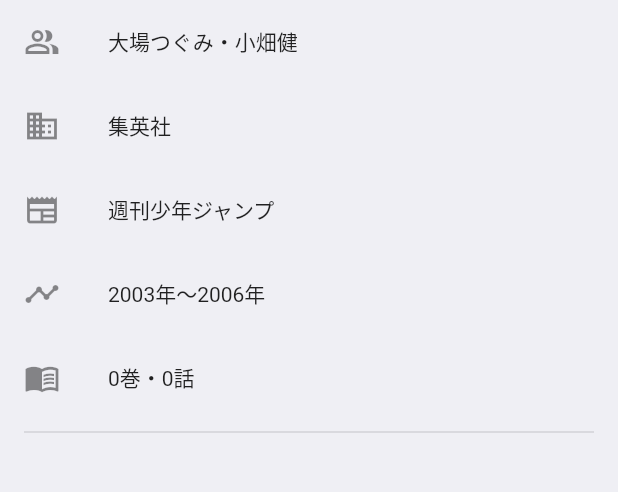
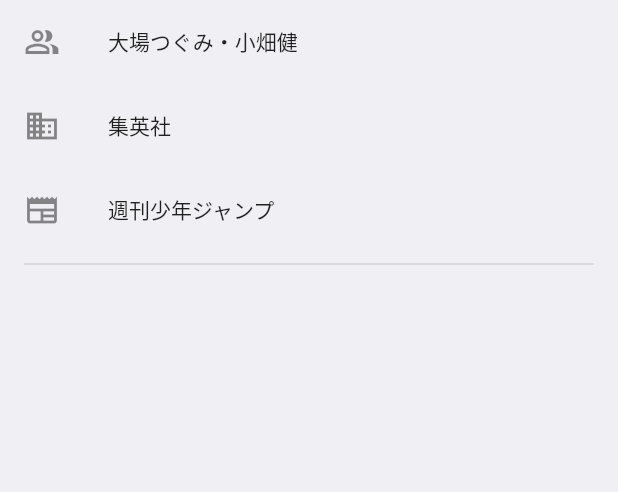
Before and after one commit to 21solclaro/comic-log-app, a Flutter app: the screen it shows after launch, after a tap on the "grid view" icon, after a tap on "DEATH NOTE", on a phone screen of 412 x 824 dp, the part 450-942 px from its top. Run offline on Flutter 3.47's test engine with Material 2 defaults, Android fonts, the phone set to English and light mode, and no system bars; drawn by our look-alikes of flutter_rating_bar, percent_indicator; our stand-ins replace firebase_core, freezed_annotation, hooks_riverpod, settings_ui; accounts and stored records are empty; network calls fail.

Commit message:
delete: 不要コードを削除してアラートを解決

```diff
--- a/lib/widgets/cards/list_card.dart
+++ b/lib/widgets/cards/list_card.dart
@@ -54,7 +54,7 @@ class ListCard extends StatelessWidget {
                           )
                         } else
                           Text(
-                            '${comic.author[i]}',
+                            comic.author[i],
                             style: TextStyle(color: iconGrey),
                           )
                       }
--- a/lib/widgets/tabs/about_tab.dart
+++ b/lib/widgets/tabs/about_tab.dart
@@ -15,15 +15,10 @@ class AboutTab extends StatelessWidget {
             children: [
               for (int i = 0; i < comic.author.length; i++) ...{
                 if (i > 0) ...{
-                  Text(
-                    '・${comic.author[i]}',
-                    style: const TextStyle(fontSize: 14),
-                  )
+                  Text('・${comic.author[i]}',
+                      style: const TextStyle(fontSize: 14))
                 } else
-                  Text(
-                    '${comic.author[i]}',
-                    style: const TextStyle(fontSize: 14),
-                  )
+                  Text(comic.author[i], style: const TextStyle(fontSize: 14))
               }
             ],
           ),
@@ -43,20 +38,20 @@ class AboutTab extends StatelessWidget {
           ),
           leading: const Icon(Icons.newspaper),
         ),
-        ListTile(
-          title: Text(
-            '${comic.startYear}年〜${comic.serializeState == SerializeState.finished ? comic.endYear : DateTime.now().year}年',
-            style: const TextStyle(fontSize: 14),
-          ),
-          leading: const Icon(Icons.timeline),
-        ),
-        ListTile(
-          title: Text(
-            '${comic.books.length}巻・${comic.chapters.length}話',
-            style: const TextStyle(fontSize: 14),
-          ),
-          leading: const Icon(Icons.menu_book),
-        ),
+        // ListTile(
+        //   title: Text(
+        //     '${comic.startYear}年〜${comic.serializeState == SerializeState.finished ? comic.endYear : DateTime.now().year}年',
+        //     style: const TextStyle(fontSize: 14),
+        //   ),
+        //   leading: const Icon(Icons.timeline),
+        // ),
+        // ListTile(
+        //   title: Text(
+        //     '${comic.books!.length}巻・${comic.chapters!.length}話',
+        //     style: const TextStyle(fontSize: 14),
+        //   ),
+        //   leading: const Icon(Icons.menu_book),
+        // ),
         const Divider(
           indent: 16,
           endIndent: 16,
--- a/lib/widgets/tabs/related_works_tab.dart
+++ b/lib/widgets/tabs/related_works_tab.dart
@@ -5,7 +5,7 @@ class RelatedWorksTab extends StatelessWidget {
 
   @override
   Widget build(BuildContext context) {
-    return Center(
+    return const Center(
       child: Text('関連作品'),
     );
   }
```
